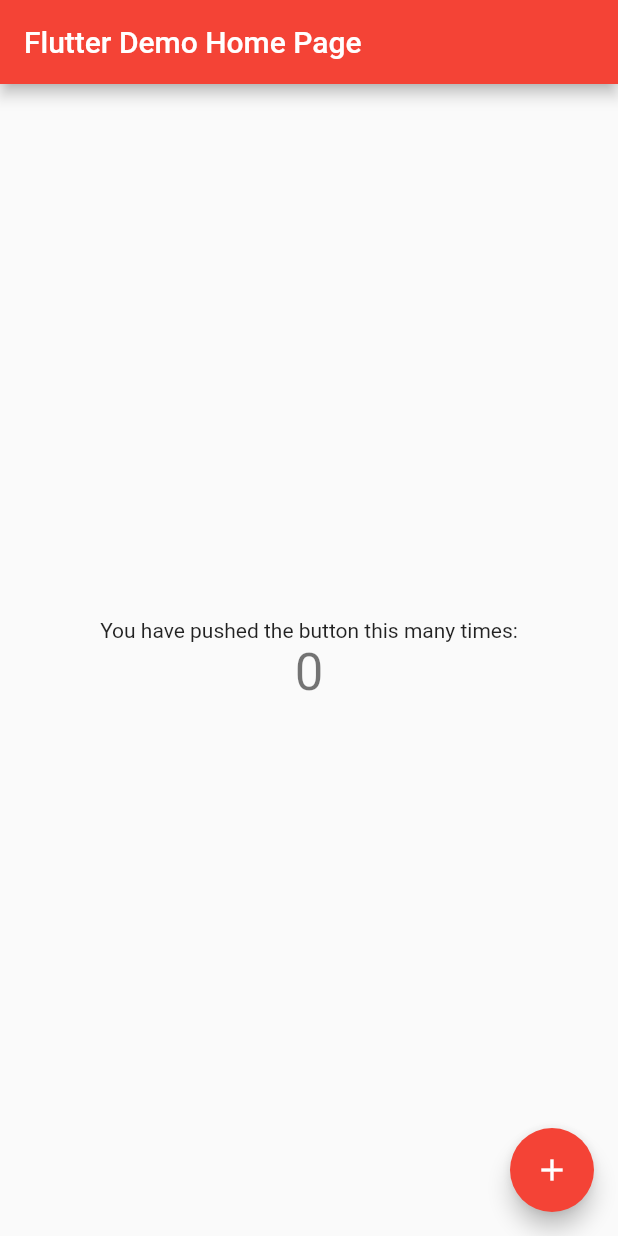
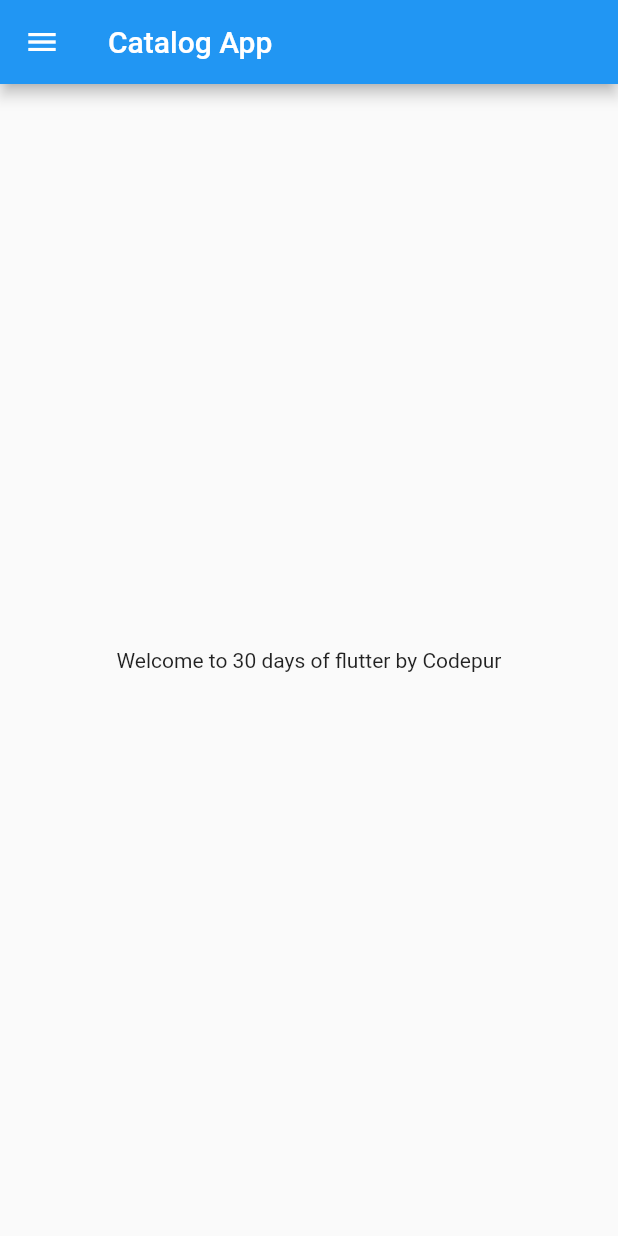
Before and after one commit to rupam-04/flutter_demo, a Flutter app: the screen it shows after launch, on a phone screen of 412 x 824 dp. Run offline on Flutter 3.47's test engine with Material 2 defaults, Android fonts, the phone set to English and light mode, and no system bars.

Commit message:
Day 2 completed

```diff
--- /dev/null
+++ b/lib/home_page.dart
@@ -0,0 +1,20 @@
+import 'package:flutter/material.dart';
+
+class HomePage extends StatelessWidget {
+  const HomePage({super.key});
+  final int days = 30;
+  final String name = "Codepur";
+
+  @override
+  Widget build(BuildContext context) {
+    return Scaffold(
+        appBar: AppBar(
+          title: Text("Catalog App"),
+        ),
+        body: Center(
+          child: Text('Welcome to $days days of flutter by $name'),
+        ),
+        drawer: Drawer(),
+      );
+  }
+}
--- a/lib/main.dart
+++ b/lib/main.dart
@@ -1,4 +1,5 @@
 import 'package:flutter/material.dart';
+import 'home_page.dart';
 
 void main() {
   runApp(const MyApp());
@@ -7,109 +8,10 @@ void main() {
 class MyApp extends StatelessWidget {
   const MyApp({super.key});
 
-  // This widget is the root of your application.
   @override
   Widget build(BuildContext context) {
     return MaterialApp(
-      title: 'Flutter Demo',
-      theme: ThemeData(
-        // This is the theme of your application.
-        //
-        // Try running your application with "flutter run". You'll see the
-        // application has a blue toolbar. Then, without quitting the app, try
-        // changing the primarySwatch below to Colors.green and then invoke
-        // "hot reload" (press "r" in the console where you ran "flutter run",
-        // or simply save your changes to "hot reload" in a Flutter IDE).
-        // Notice that the counter didn't reset back to zero; the application
-        // is not restarted.
-        primarySwatch: Colors.red,
-      ),
-      home: const MyHomePage(title: 'Flutter Demo Home Page'),
+      home: HomePage(),
     );
   }
 }
-
-class MyHomePage extends StatefulWidget {
-  const MyHomePage({super.key, required this.title});
-
-  // This widget is the home page of your application. It is stateful, meaning
-  // that it has a State object (defined below) that contains fields that affect
-  // how it looks.
-
-  // This class is the configuration for the state. It holds the values (in this
-  // case the title) provided by the parent (in this case the App widget) and
-  // used by the build method of the State. Fields in a Widget subclass are
-  // always marked "final".
-
-  final String title;
-
-  @override
-  State<MyHomePage> createState() => _MyHomePageState();
-}
-
-class _MyHomePageState extends State<MyHomePage> {
-  int _counter = 0;
-
-  void _incrementCounter() {
-    setState(() {
-      // This call to setState tells the Flutter framework that something has
-      // changed in this State, which causes it to rerun the build method below
-      // so that the display can reflect the updated values. If we changed
-      // _counter without calling setState(), then the build method would not be
-      // called again, and so nothing would appear to happen.
-      _counter++;
-    });
-  }
-
-  @override
-  Widget build(BuildContext context) {
-    // This method is rerun every time setState is called, for instance as done
-    // by the _incrementCounter method above.
-    //
-    // The Flutter framework has been optimized to make rerunning build methods
-    // fast, so that you can just rebuild anything that needs updating rather
-    // than having to individually change instances of widgets.
-    return Scaffold(
-      appBar: AppBar(
-        // Here we take the value from the MyHomePage object that was created by
-        // the App.build method, and use it to set our appbar title.
-        title: Text(widget.title),
-      ),
-      body: Center(
-        // Center is a layout widget. It takes a single child and positions it
-        // in the middle of the parent.
-        child: Column(
-          // Column is also a layout widget. It takes a list of children and
-          // arranges them vertically. By default, it sizes itself to fit its
-          // children horizontally, and tries to be as tall as its parent.
-          //
-          // Invoke "debug painting" (press "p" in the console, choose the
-          // "Toggle Debug Paint" action from the Flutter Inspector in Android
-          // Studio, or the "Toggle Debug Paint" command in Visual Studio Code)
-          // to see the wireframe for each widget.
-          //
-          // Column has various properties to control how it sizes itself and
-          // how it positions its children. Here we use mainAxisAlignment to
-          // center the children vertically; the main axis here is the vertical
-          // axis because Columns are vertical (the cross axis would be
-          // horizontal).
-          mainAxisAlignment: MainAxisAlignment.center,
-          children: <Widget>[
-            const Text(
-              'You have pushed the button this many times:',
-            ),
-            Text(
-              '$_counter',
-              style: Theme.of(context).textTheme.headlineMedium,
-            ),
-          ],
-        ),
-      ),
-      floatingActionButton: FloatingActionButton(
-        onPressed: _incrementCounter,
-        tooltip: 'Increment',
-        child: const Icon(Icons.add),
-      ), // This trailing comma makes auto-formatting nicer for build methods.
-    );
-  }
-}
```
